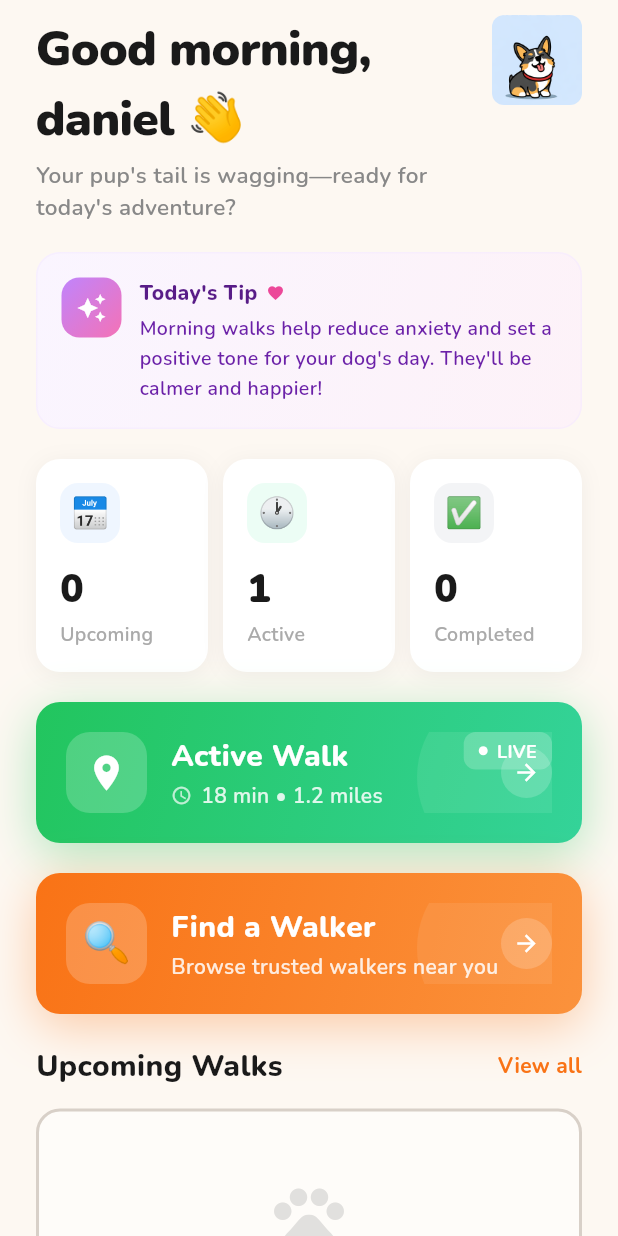
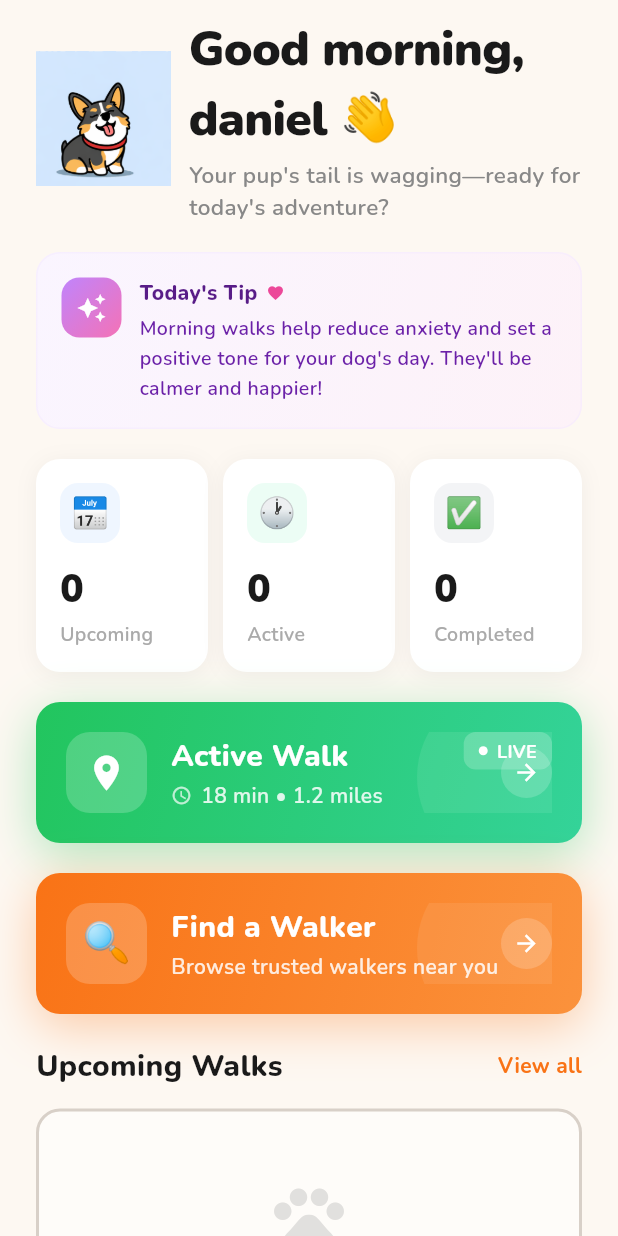
Before and after one commit to benzzdan/pawgo_flutter, a Flutter app: the HomeScreen widget shown alone on an empty page, opened directly, on a phone screen of 412 x 824 dp. Run offline on Flutter 3.47's test engine with Material 3 defaults, Android fonts, the phone set to English and light mode, and no system bars; our stand-ins replace flutter_animate, google_fonts, image_picker, shared_preferences, supabase_flutter; accounts and stored records are empty.

Commit message:
feat: [P3-019] - Add error states to all remaining screens
Co-Authored-By: Claude Opus 4.6 (1M context) <noreply@anthropic.com>

```diff
--- a/lib/screens/home_screen.dart
+++ b/lib/screens/home_screen.dart
@@ -1,10 +1,88 @@
 import 'package:flutter/material.dart';
+import 'package:supabase_flutter/supabase_flutter.dart';
 import 'package:pawgo/theme/app_theme.dart';
 import 'package:pawgo/widgets/stat_card.dart';
 import 'package:google_fonts/google_fonts.dart';
 
-class HomeScreen extends StatelessWidget {
+class HomeScreen extends StatefulWidget {
   const HomeScreen({super.key});
+
+  @override
+  State<HomeScreen> createState() => _HomeScreenState();
+}
+
+class _HomeScreenState extends State<HomeScreen> {
+  bool _loading = true;
+  String? _error;
+  int _upcoming = 0;
+  int _active = 0;
+  int _completed = 0;
+
+  @override
+  void initState() {
+    super.initState();
+    _loadStats();
+  }
+
+  Future<void> _loadStats() async {
+    setState(() {
+      _loading = true;
+      _error = null;
+    });
+
+    try {
+      final userId = Supabase.instance.client.auth.currentUser?.id;
+      if (userId == null) {
+        if (mounted) {
+          setState(() {
+            _loading = false;
+            _error = 'Not authenticated';
+          });
+        }
+        return;
+      }
+
+      final bookings = await Supabase.instance.client
+          .from('bookings')
+          .select('status')
+          .eq('owner_id', userId);
+
+      final list = bookings as List;
+      int upcoming = 0;
+      int active = 0;
+      int completed = 0;
+
+      for (final b in list) {
+        final status = b['status'] as String?;
+        switch (status) {
+          case 'pending':
+          case 'confirmed':
+          case 'walker_en_route':
+            upcoming++;
+          case 'walk_started':
+            active++;
+          case 'walk_completed':
+            completed++;
+        }
+      }
+
+      if (mounted) {
+        setState(() {
+          _loading = false;
+          _upcoming = upcoming;
+          _active = active;
+          _completed = completed;
+        });
+      }
+    } catch (e) {
+      if (mounted) {
+        setState(() {
+          _loading = false;
+          _error = 'Unable to load your dashboard. Please try again.';
+        });
+      }
+    }
+  }
 
   String get _timeOfDay {
     final hour = DateTime.now().hour;
@@ -26,6 +104,10 @@ class HomeScreen extends StatelessWidget {
 
   @override
   Widget build(BuildContext context) {
+    if (_error != null) {
+      return _buildErrorState();
+    }
+
     return SingleChildScrollView(
       child: Column(
         crossAxisAlignment: CrossAxisAlignment.start,
@@ -34,8 +116,15 @@ class HomeScreen extends StatelessWidget {
           Padding(
             padding: const EdgeInsets.fromLTRB(24, 10, 24, 20),
             child: Row(
-              crossAxisAlignment: CrossAxisAlignment.start,
+              crossAxisAlignment: CrossAxisAlignment.center,
               children: [
+                Image.asset(
+                  'assets/illustrations/corgi_sitting.png',
+                  width: 90,
+                  height: 90,
+                  fit: BoxFit.contain,
+                ),
+                const SizedBox(width: 12),
                 Expanded(
                   child: Column(
                     crossAxisAlignment: CrossAxisAlignment.start,
@@ -61,16 +150,6 @@ class HomeScreen extends StatelessWidget {
                     ],
                   ),
                 ),
-                const SizedBox(width: 8),
-                ClipRRect(
-                  borderRadius: BorderRadius.circular(8),
-                  child: Image.asset(
-                    'assets/illustrations/corgi_sitting.png',
-                    width: 60,
-                    height: 60,
-                    fit: BoxFit.contain,
-                  ),
-                ),
               ],
             ),
           ),
@@ -82,28 +161,30 @@ class HomeScreen extends StatelessWidget {
           // Stats
           Padding(
             padding: const EdgeInsets.symmetric(horizontal: 24),
-            child: Row(
-              children: const [
+            child: _loading
+                ? const Center(child: CircularProgressIndicator())
+                : Row(
+                    children: [
                       Expanded(
                         child: StatCard(
                             icon: '\u{1F4C5}',
-                      number: 0,
+                            number: _upcoming,
                             label: 'Upcoming',
                             variant: 'blue'),
                       ),
-                SizedBox(width: 10),
+                      const SizedBox(width: 10),
                       Expanded(
                         child: StatCard(
                             icon: '\u{1F550}',
-                      number: 1,
+                            number: _active,
                             label: 'Active',
                             variant: 'green'),
                       ),
-                SizedBox(width: 10),
+                      const SizedBox(width: 10),
                       Expanded(
                         child: StatCard(
                             icon: '\u{2705}',
-                      number: 0,
+                            number: _completed,
                             label: 'Completed',
                             variant: 'gray'),
                       ),
@@ -156,6 +237,47 @@ class HomeScreen extends StatelessWidget {
           _buildEmptyState(),
           const SizedBox(height: 24),
         ],
+      ),
+    );
+  }
+
+  Widget _buildErrorState() {
+    return Center(
+      child: Padding(
+        padding: const EdgeInsets.all(32),
+        child: Column(
+          mainAxisAlignment: MainAxisAlignment.center,
+          children: [
+            Icon(
+              Icons.error_outline,
+              size: 64,
+              color: AppColors.textLight,
+            ),
+            const SizedBox(height: 16),
+            Text(
+              _error!,
+              textAlign: TextAlign.center,
+              style: GoogleFonts.nunito(
+                fontSize: 16,
+                fontWeight: FontWeight.w600,
+                color: AppColors.textSecondary,
+              ),
+            ),
+            const SizedBox(height: 24),
+            ElevatedButton.icon(
+              onPressed: _loadStats,
+              icon: const Icon(Icons.refresh),
+              label: const Text('Retry'),
+              style: ElevatedButton.styleFrom(
+                backgroundColor: AppColors.orange500,
+                foregroundColor: Colors.white,
+                shape: RoundedRectangleBorder(
+                  borderRadius: BorderRadius.circular(12),
+                ),
+              ),
+            ),
+          ],
+        ),
       ),
     );
   }
```
Also changed, not shown: 1 other file. Lines whose indentation alone changed are shown as unchanged.
